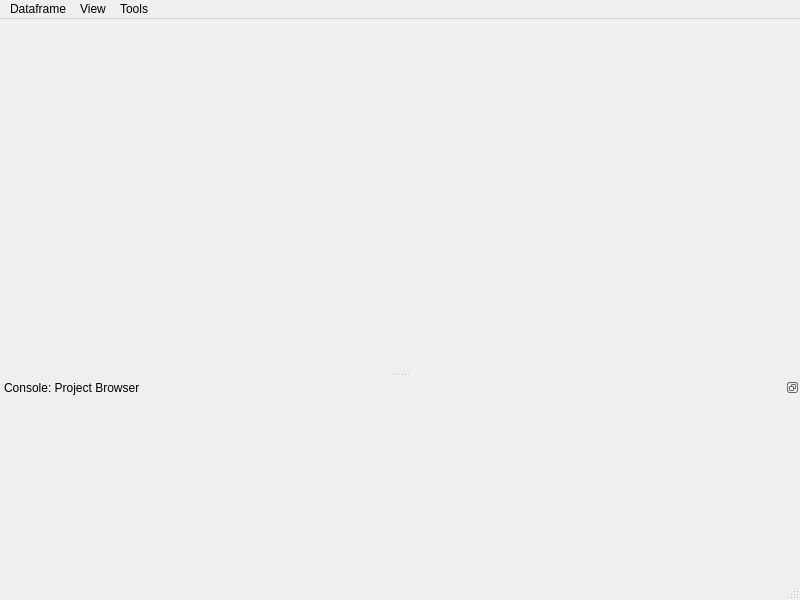
kushalkolar/MESmerize, file mesmerize/project_manager/project_browser/ui_files/mainwindow.ui: the form before one commit.
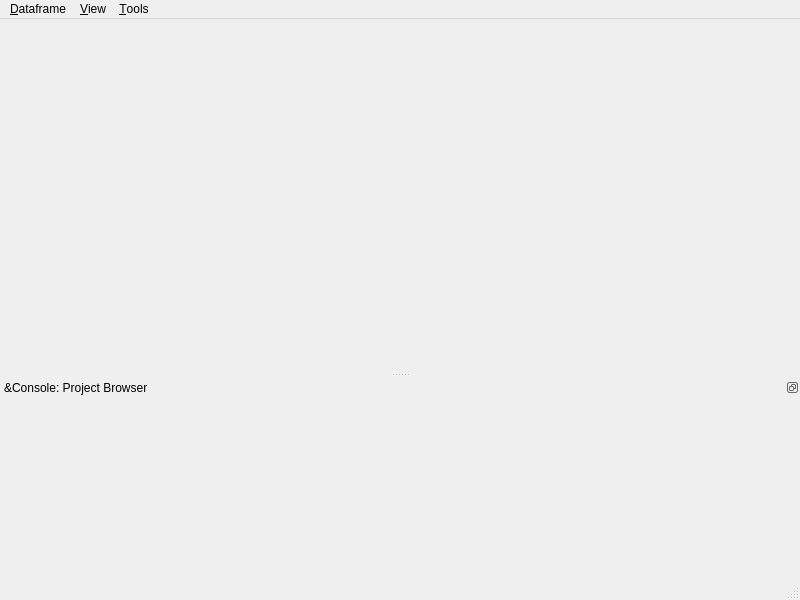
The form after the commit.

What changed in the file:
```diff
--- a/mesmerize/project_manager/project_browser/ui_files/mainwindow.ui
+++ b/mesmerize/project_manager/project_browser/ui_files/mainwindow.ui
@@ -20,12 +20,12 @@
      <x>0</x>
      <y>0</y>
      <width>800</width>
-     <height>23</height>
+     <height>22</height>
     </rect>
    </property>
    <widget class="QMenu" name="menuDataframe">
     <property name="title">
-     <string>Dataframe</string>
+     <string>&amp;Dataframe</string>
     </property>
     <widget class="QMenu" name="menuSave_current_tab">
      <property name="title">
@@ -54,7 +54,7 @@
    </widget>
    <widget class="QMenu" name="menuView">
     <property name="title">
-     <string>View</string>
+     <string>&amp;View</string>
     </property>
     <addaction name="actionCurrent_tab_filter_history"/>
     <addaction name="separator"/>
@@ -62,7 +62,7 @@
    </widget>
    <widget class="QMenu" name="menuTools">
     <property name="title">
-     <string>Tools</string>
+     <string>&amp;Tools</string>
     </property>
     <addaction name="actionLink_viewers"/>
    </widget>
@@ -74,7 +74,7 @@
   <widget class="QDockWidget" name="dockConsole">
    <property name="minimumSize">
     <size>
-     <width>42</width>
+     <width>68</width>
      <height>200</height>
     </size>
    </property>
@@ -82,7 +82,7 @@
     <set>QDockWidget::DockWidgetFloatable|QDockWidget::DockWidgetMovable</set>
    </property>
    <property name="windowTitle">
-    <string>Console: Project Browser</string>
+    <string>&amp;Console: Project Browser</string>
    </property>
    <attribute name="dockWidgetArea">
     <number>8</number>
```
Left out of the diff: 33 changed lines with no effect on the pictures.
